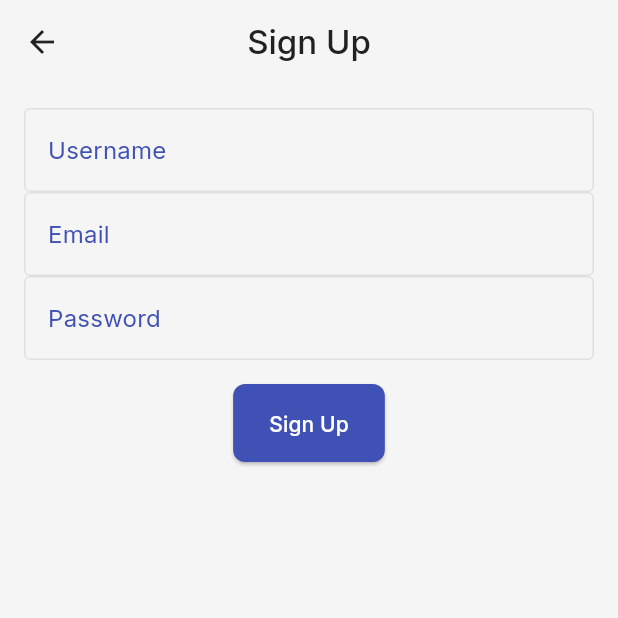
After one commit to sayanlp99/shelfsync, a Flutter app: the screen it shows after launch, after a tap on an icon or button, on a phone screen of 412 x 824 dp, the top half of it. The commit adds this screen. Run offline on Flutter 3.47's test engine with Material 3 defaults, Android fonts, the phone set to English and light mode, and no system bars; our stand-ins replace google_fonts, parse_server_sdk_flutter; network calls fail.

Commit message:
feat: Implement authentication flow with login and signup pages
- Added AuthService and AuthController for managing user authentication.
- Created LoginPage and SignUpPage for user login and registration.
- Integrated Parse Server SDK for backend communication.
- Updated main.dart to initialize Parse and determine user session state.
- Implemented DashboardPage with logout functionality.
- Enhanced theme with light and dark modes using Google Fonts.
- Updated pubspec.yaml and pubspec.lock for new dependencies.

```diff
--- /dev/null
+++ b/lib/auth/auth_controller.dart
@@ -0,0 +1,40 @@
+import 'package:flutter/material.dart';
+import 'auth_service.dart';
+
+class AuthController extends ChangeNotifier {
+  final AuthService _authService = AuthService();
+  bool _isAuthenticated = false;
+
+  bool get isAuthenticated => _isAuthenticated;
+
+  Future<void> login(String username, String password) async {
+    try {
+      await _authService.login(username, password);
+      _isAuthenticated = true;
+      notifyListeners();
+    } catch (e) {
+      rethrow;
+    }
+  }
+
+  Future<void> signUp(String username, String password, String email) async {
+    try {
+      await _authService.signUp(username, password, email);
+      _isAuthenticated = true;
+      notifyListeners();
+    } catch (e) {
+      rethrow;
+    }
+  }
+
+  Future<void> logout() async {
+    await _authService.logout();
+    _isAuthenticated = false;
+    notifyListeners();
+  }
+
+  Future<void> checkAuthStatus() async {
+    _isAuthenticated = await _authService.hasUserLoggedIn();
+    notifyListeners();
+  }
+}
--- /dev/null
+++ b/lib/auth/login_page.dart
@@ -0,0 +1,85 @@
+// login_page.dart
+import 'package:flutter/material.dart';
+import 'auth_controller.dart';
+import 'signup_page.dart';
+import '../dashboard_page.dart';
+
+class LoginPage extends StatefulWidget {
+  const LoginPage({super.key});
+
+  @override
+  State<LoginPage> createState() => _LoginPageState();
+}
+
+class _LoginPageState extends State<LoginPage> {
+  final AuthController _authController = AuthController();
+  final TextEditingController _usernameController = TextEditingController();
+  final TextEditingController _passwordController = TextEditingController();
+  bool _isLoading = false;
+
+  void _login() async {
+    setState(() => _isLoading = true);
+    try {
+      await _authController.login(
+        _usernameController.text.trim(),
+        _passwordController.text.trim(),
+      );
+      if (_authController.isAuthenticated) {
+        if (!mounted) return;
+        Navigator.pushReplacement(
+          context,
+          MaterialPageRoute(builder: (_) => const DashboardPage()),
+        );
+      }
+    } catch (e) {
+      showDialog(
+        context: context,
+        builder:
+            (_) => AlertDialog(
+              title: const Text('Login Failed'),
+              content: Text(e.toString()),
+            ),
+      );
+    } finally {
+      if (mounted) setState(() => _isLoading = false);
+    }
+  }
+
+  void _navigateToSignUp() {
+    Navigator.push(
+      context,
+      MaterialPageRoute(builder: (_) => const SignUpPage()),
+    );
+  }
+
+  @override
+  Widget build(BuildContext context) {
+    return Scaffold(
+      appBar: AppBar(title: const Text('Login')),
+      body: Padding(
+        padding: const EdgeInsets.all(16),
+        child: Column(
+          children: [
+            TextField(
+              controller: _usernameController,
+              decoration: const InputDecoration(labelText: 'Username'),
+            ),
+            TextField(
+              controller: _passwordController,
+              decoration: const InputDecoration(labelText: 'Password'),
+              obscureText: true,
+            ),
+            const SizedBox(height: 16),
+            _isLoading
+                ? const Center(child: CircularProgressIndicator())
+                : ElevatedButton(onPressed: _login, child: const Text('Login')),
+            TextButton(
+              onPressed: _navigateToSignUp,
+              child: const Text('Don\'t have an account? Sign up'),
+            ),
+          ],
+        ),
+      ),
+    );
+  }
+}
--- /dev/null
+++ b/lib/auth/signup_page.dart
@@ -0,0 +1,81 @@
+// signup_page.dart
+import 'package:flutter/material.dart';
+import 'auth_controller.dart';
+import '../dashboard_page.dart';
+
+class SignUpPage extends StatefulWidget {
+  const SignUpPage({super.key});
+
+  @override
+  State<SignUpPage> createState() => _SignUpPageState();
+}
+
+class _SignUpPageState extends State<SignUpPage> {
+  final AuthController _authController = AuthController();
+  final TextEditingController _usernameController = TextEditingController();
+  final TextEditingController _emailController = TextEditingController();
+  final TextEditingController _passwordController = TextEditingController();
+  bool _isLoading = false;
+
+  void _signUp() async {
+    setState(() => _isLoading = true);
+    try {
+      await _authController.signUp(
+        _usernameController.text.trim(),
+        _passwordController.text.trim(),
+        _emailController.text.trim(),
+      );
+      if (_authController.isAuthenticated) {
+        Navigator.pushReplacement(
+          context,
+          MaterialPageRoute(builder: (_) => const DashboardPage()),
+        );
+      }
+    } catch (e) {
+      showDialog(
+        context: context,
+        builder:
+            (_) => AlertDialog(
+              title: const Text('Signup Failed'),
+              content: Text(e.toString()),
+            ),
+      );
+    } finally {
+      if (mounted) setState(() => _isLoading = false);
+    }
+  }
+
+  @override
+  Widget build(BuildContext context) {
+    return Scaffold(
+      appBar: AppBar(title: const Text('Sign Up')),
+      body: Padding(
+        padding: const EdgeInsets.all(16),
+        child: Column(
+          children: [
+            TextField(
+              controller: _usernameController,
+              decoration: const InputDecoration(labelText: 'Username'),
+            ),
+            TextField(
+              controller: _emailController,
+              decoration: const InputDecoration(labelText: 'Email'),
+            ),
+            TextField(
+              controller: _passwordController,
+              decoration: const InputDecoration(labelText: 'Password'),
+              obscureText: true,
+            ),
+            const SizedBox(height: 16),
+            _isLoading
+                ? const Center(child: CircularProgressIndicator())
+                : ElevatedButton(
+                  onPressed: _signUp,
+                  child: const Text('Sign Up'),
+                ),
+          ],
+        ),
+      ),
+    );
+  }
+}
--- a/lib/main.dart
+++ b/lib/main.dart
@@ -1,122 +1,46 @@
 import 'package:flutter/material.dart';
+import 'package:parse_server_sdk_flutter/parse_server_sdk_flutter.dart';
+import 'package:shelfsync/theme/shelf_sync_theme.dart';
+import 'auth/login_page.dart';
+import 'dashboard_page.dart';
 
-void main() {
-  runApp(const MyApp());
+void main() async {
+  WidgetsFlutterBinding.ensureInitialized();
+
+  const keyApplicationId = 'JcHrABhMGliwxoKzBPdGCRWmI7ifC7CXorQeXkG9';
+  const keyClientKey = 'mPbVyWZ8jRfpTeTUs9Qh9IR7jrKugb1rBI6tnWYx';
+  const keyParseServerUrl = 'https://parseapi.back4app.com';
+
+  await Parse().initialize(
+    keyApplicationId,
+    keyParseServerUrl,
+    clientKey: keyClientKey,
+    autoSendSessionId: true,
+    debug: true,
+  );
+
+  final currentUser = await ParseUser.currentUser() as ParseUser?;
+  final sessionIsValid =
+      currentUser != null &&
+      (await ParseUser.getCurrentUserFromServer(
+        currentUser.sessionToken!,
+      ))!.success;
+
+  runApp(MyApp(isLoggedIn: sessionIsValid));
 }
 
 class MyApp extends StatelessWidget {
-  const MyApp({super.key});
+  final bool isLoggedIn;
+  const MyApp({super.key, required this.isLoggedIn});
 
-  // This widget is the root of your application.
   @override
   Widget build(BuildContext context) {
     return MaterialApp(
-      title: 'Flutter Demo',
-      theme: ThemeData(
-        // This is the theme of your application.
-        //
-        // TRY THIS: Try running your application with "flutter run". You'll see
-        // the application has a purple toolbar. Then, without quitting the app,
-        // try changing the seedColor in the colorScheme below to Colors.green
-        // and then invoke "hot reload" (save your changes or press the "hot
-        // reload" button in a Flutter-supported IDE, or press "r" if you used
-        // the command line to start the app).
-        //
-        // Notice that the counter didn't reset back to zero; the application
-        // state is not lost during the reload. To reset the state, use hot
-        // restart instead.
-        //
-        // This works for code too, not just values: Most code changes can be
-        // tested with just a hot reload.
-        colorScheme: ColorScheme.fromSeed(seedColor: Colors.deepPurple),
-      ),
-      home: const MyHomePage(title: 'Flutter Demo Home Page'),
+      title: 'ShelfSync',
+      theme: lightTheme,
+      darkTheme: darkTheme,
+      themeMode: ThemeMode.system,
+      home: isLoggedIn ? const DashboardPage() : const LoginPage(),
     );
   }
 }
-
-class MyHomePage extends StatefulWidget {
-  const MyHomePage({super.key, required this.title});
-
-  // This widget is the home page of your application. It is stateful, meaning
-  // that it has a State object (defined below) that contains fields that affect
-  // how it looks.
-
-  // This class is the configuration for the state. It holds the values (in this
-  // case the title) provided by the parent (in this case the App widget) and
-  // used by the build method of the State. Fields in a Widget subclass are
-  // always marked "final".
-
-  final String title;
-
-  @override
-  State<MyHomePage> createState() => _MyHomePageState();
-}
-
-class _MyHomePageState extends State<MyHomePage> {
-  int _counter = 0;
-
-  void _incrementCounter() {
-    setState(() {
-      // This call to setState tells the Flutter framework that something has
-      // changed in this State, which causes it to rerun the build method below
-      // so that the display can reflect the updated values. If we changed
-      // _counter without calling setState(), then the build method would not be
-      // called again, and so nothing would appear to happen.
-      _counter++;
-    });
-  }
-
-  @override
-  Widget build(BuildContext context) {
-    // This method is rerun every time setState is called, for instance as done
-    // by the _incrementCounter method above.
-    //
-    // The Flutter framework has been optimized to make rerunning build methods
-    // fast, so that you can just rebuild anything that needs updating rather
-    // than having to individually change instances of widgets.
-    return Scaffold(
-      appBar: AppBar(
-        // TRY THIS: Try changing the color here to a specific color (to
-        // Colors.amber, perhaps?) and trigger a hot reload to see the AppBar
-        // change color while the other colors stay the same.
-        backgroundColor: Theme.of(context).colorScheme.inversePrimary,
-        // Here we take the value from the MyHomePage object that was created by
-        // the App.build method, and use it to set our appbar title.
-        title: Text(widget.title),
-      ),
-      body: Center(
-        // Center is a layout widget. It takes a single child and positions it
-        // in the middle of the parent.
-        child: Column(
-          // Column is also a layout widget. It takes a list of children and
-          // arranges them vertically. By default, it sizes itself to fit its
-          // children horizontally, and tries to be as tall as its parent.
-          //
-          // Column has various properties to control how it sizes itself and
-          // how it positions its children. Here we use mainAxisAlignment to
-          // center the children vertically; the main axis here is the vertical
-          // axis because Columns are vertical (the cross axis would be
-          // horizontal).
-          //
-          // TRY THIS: Invoke "debug painting" (choose the "Toggle Debug Paint"
-          // action in the IDE, or press "p" in the console), to see the
-          // wireframe for each widget.
-          mainAxisAlignment: MainAxisAlignment.center,
-          children: <Widget>[
-            const Text('You have pushed the button this many times:'),
-            Text(
-              '$_counter',
-              style: Theme.of(context).textTheme.headlineMedium,
-            ),
-          ],
-        ),
-      ),
-      floatingActionButton: FloatingActionButton(
-        onPressed: _incrementCounter,
-        tooltip: 'Increment',
-        child: const Icon(Icons.add),
-      ), // This trailing comma makes auto-formatting nicer for build methods.
-    );
-  }
-}
--- /dev/null
+++ b/lib/theme/shelf_sync_theme.dart
@@ -0,0 +1,247 @@
+import 'package:flutter/material.dart';
+import 'package:google_fonts/google_fonts.dart';
+
+const Color _primaryColor = Color(0xFF3F51B5);
+const Color _primaryLight = Color(0xFF7986CB);
+const Color _primaryDark = Color(0xFF303F9F);
+const Color _secondaryColor = Color(0xFF009688);
+const Color _secondaryLight = Color(0xFF4DB6AC);
+const Color _secondaryDark = Color(0xFF00796B);
+const Color _tertiaryColor = Color(0xFFE91E63);
+const Color _tertiaryLight = Color(0xFFF06292);
+const Color _tertiaryDark = Color(0xFFC2185B);
+const Color _neutralLight = Color(0xFFF5F5F5);
+const Color _neutralDark = Color(0xFF212121);
+const Color _neutralVariant = Color(0xFFE0E0E0);
+
+final TextTheme _textTheme = TextTheme(
+  displayLarge: GoogleFonts.inter(
+    fontSize: 57,
+    fontWeight: FontWeight.w400,
+    letterSpacing: -0.25,
+    height: 1.25,
+  ),
+  displayMedium: GoogleFonts.inter(
+    fontSize: 45,
+    fontWeight: FontWeight.w400,
+    letterSpacing: 0,
+    height: 1.25,
+  ),
+  displaySmall: GoogleFonts.inter(
+    fontSize: 36,
+    fontWeight: FontWeight.w400,
+    letterSpacing: 0,
+    height: 1.3,
+  ),
+  headlineLarge: GoogleFonts.inter(
+    fontSize: 32,
+    fontWeight: FontWeight.w400,
+    letterSpacing: 0,
+    height: 1.4,
+  ),
+  headlineMedium: GoogleFonts.inter(
+    fontSize: 28,
+    fontWeight: FontWeight.w400,
+    letterSpacing: 0,
+    height: 1.4,
+  ),
+  headlineSmall: GoogleFonts.inter(
+    fontSize: 24,
+    fontWeight: FontWeight.w400,
+    letterSpacing: 0,
+    height: 1.33,
+  ),
+  titleLarge: GoogleFonts.inter(
+    fontSize: 22,
+    fontWeight: FontWeight.w500,
+    letterSpacing: 0,
+    height: 1.27,
+  ),
+  titleMedium: GoogleFonts.inter(
+    fontSize: 16,
+    fontWeight: FontWeight.w500,
+    letterSpacing: 0.15,
+    height: 1.5,
+  ),
+  titleSmall: GoogleFonts.inter(
+    fontSize: 14,
+    fontWeight: FontWeight.w500,
+    letterSpacing: 0.1,
+    height: 1.4,
+  ),
+  bodyLarge: GoogleFonts.inter(
+    fontSize: 16,
+    fontWeight: FontWeight.w400,
+    letterSpacing: 0.15,
+    height: 1.5,
+  ),
+  bodyMedium: GoogleFonts.inter(
+    fontSize: 14,
+    fontWeight: FontWeight.w400,
+    letterSpacing: 0.25,
+    height: 1.4,
+  ),
+  bodySmall: GoogleFonts.inter(
+    fontSize: 12,
+    fontWeight: FontWeight.w400,
+    letterSpacing: 0.4,
+    height: 1.33,
+  ),
+  labelLarge: GoogleFonts.inter(
+    fontSize: 14,
+    fontWeight: FontWeight.w500,
+    letterSpacing: 0.1,
+    height: 1.4,
+  ),
+  labelMedium: GoogleFonts.inter(
+    fontSize: 12,
+    fontWeight: FontWeight.w500,
+    letterSpacing: 0.5,
+    height: 1.66,
+  ),
+  labelSmall: GoogleFonts.inter(
+    fontSize: 11,
+    fontWeight: FontWeight.w500,
+    letterSpacing: 0.5,
+    height: 1.45,
+  ),
+);
+
+final ThemeData lightTheme = ThemeData(
+  useMaterial3: true,
+  colorScheme: const ColorScheme(
+    brightness: Brightness.light,
+    primary: _primaryColor,
+    onPrimary: Colors.white,
+    primaryContainer: _primaryLight,
+    onPrimaryContainer: _primaryDark,
+    secondary: _secondaryColor,
+    onSecondary: Colors.white,
+    secondaryContainer: _secondaryLight,
+    onSecondaryContainer: _secondaryDark,
+    tertiary: _tertiaryColor,
+    onTertiary: Colors.white,
+    tertiaryContainer: _tertiaryLight,
+    onTertiaryContainer: _tertiaryDark,
+    background: _neutralLight,
+    onBackground: _neutralDark,
+    surface: _neutralLight,
+    onSurface: _neutralDark,
+    error: Colors.red,
+    onError: Colors.white,
+    outline: _neutralVariant,
+  ),
+  textTheme: _textTheme,
+  inputDecorationTheme: const InputDecorationTheme(
+    border: OutlineInputBorder(),
+    focusedBorder: OutlineInputBorder(
+      borderSide: BorderSide(color: _primaryColor),
+    ),
+    labelStyle: TextStyle(color: _primaryColor),
+    floatingLabelStyle: TextStyle(color: _primaryColor),
+  ),
+  elevatedButtonTheme: ElevatedButtonThemeData(
+    style: ElevatedButton.styleFrom(
+      backgroundColor: _primaryColor,
+      foregroundColor: Colors.white,
+      textStyle: _textTheme.labelLarge,
+      padding: const EdgeInsets.symmetric(horizontal: 24, vertical: 16),
+      shape: RoundedRectangleBorder(borderRadius: BorderRadius.circular(8)),
+    ),
+  ),
+  cardTheme: CardTheme(
+    color: _neutralLight,
+    elevation: 2,
+    shape: RoundedRectangleBorder(borderRadius: BorderRadius.circular(12)),
+  ),
+  dialogTheme: DialogTheme(
+    backgroundColor: _neutralLight,
+    shape: RoundedRectangleBorder(borderRadius: BorderRadius.circular(12)),
+  ),
+  appBarTheme: const AppBarTheme(
+    backgroundColor: _neutralLight,
+    foregroundColor: _neutralDark,
+    elevation: 0,
+    centerTitle: true,
+  ),
+  bottomNavigationBarTheme: const BottomNavigationBarThemeData(
+    backgroundColor: _neutralLight,
+    selectedItemColor: _primaryColor,
+    unselectedItemColor: Colors.grey,
+    showSelectedLabels: true,
+    showUnselectedLabels: true,
+    selectedLabelStyle: TextStyle(fontSize: 12),
+    unselectedLabelStyle: TextStyle(fontSize: 12),
+  ),
+);
+
+final ThemeData darkTheme = ThemeData(
+  useMaterial3: true,
+  colorScheme: const ColorScheme(
+    brightness: Brightness.dark,
+    primary: _primaryColor,
+    onPrimary: Colors.white,
+    primaryContainer: _primaryDark,
+    onPrimaryContainer: _primaryLight,
+    secondary: _secondaryColor,
+    onSecondary: Colors.white,
+    secondaryContainer: _secondaryDark,
+    onSecondaryContainer: _secondaryLight,
+    tertiary: _tertiaryColor,
+    onTertiary: Colors.white,
+    tertiaryContainer: _tertiaryDark,
+    onTertiaryContainer: _tertiaryLight,
+    background: _neutralDark,
+    onBackground: _neutralLight,
+    surface: _neutralDark,
+    onSurface: _neutralLight,
+    error: Colors.red,
+    onError: Colors.white,
+    outline: _neutralVariant,
+  ),
+  textTheme: _textTheme.apply(
+    bodyColor: _neutralLight,
+    displayColor: _neutralLight,
+  ),
+  inputDecorationTheme: const InputDecorationTheme(
+    border: OutlineInputBorder(),
+    focusedBorder: OutlineInputBorder(
+      borderSide: BorderSide(color: _primaryColor),
+    ),
+    labelStyle: TextStyle(color: _primaryColor),
+    floatingLabelStyle: TextStyle(color: _primaryColor),
+  ),
+  elevatedButtonTheme: ElevatedButtonThemeData(
+    style: ElevatedButton.styleFrom(
+      backgroundColor: _primaryColor,
+      foregroundColor: Colors.white,
+      textStyle: _textTheme.labelLarge,
+      padding: const EdgeInsets.symmetric(horizontal: 24, vertical: 16),
+      shape: RoundedRectangleBorder(borderRadius: BorderRadius.circular(8)),
+    ),
+  ),
+  cardTheme: CardTheme(
+    color: _neutralDark,
+    elevation: 2,
+    shape: RoundedRectangleBorder(borderRadius: BorderRadius.circular(12)),
+  ),
+  dialogTheme: DialogTheme(
+    backgroundColor: _neutralDark,
+    shape: RoundedRectangleBorder(borderRadius: BorderRadius.circular(12)),
+  ),
+  appBarTheme: AppBarTheme(
+    backgroundColor: _neutralDark,
+    foregroundColor: _neutralLight,
+    elevation: 0,
+    centerTitle: true,
+  ),
+  bottomNavigationBarTheme: BottomNavigationBarThemeData(
+    backgroundColor: _neutralDark,
+    selectedItemColor: _primaryColor,
+    unselectedItemColor: Colors.grey,
+    showSelectedLabels: true,
+    showUnselectedLabels: true,
+    selectedLabelStyle: const TextStyle(fontSize: 12),
+    unselectedLabelStyle: const TextStyle(fontSize: 12),
+  ),
+);
--- a/pubspec.yaml
+++ b/pubspec.yaml
@@ -12,6 +12,8 @@ dependencies:
   flutter:
     sdk: flutter
   cupertino_icons: ^1.0.8
+  parse_server_sdk_flutter: ^9.0.0
+  google_fonts: ^4.0.4
 
 dev_dependencies:
   flutter_test:
```
Also changed, not shown: lib/auth/auth_service.dart (added, +45 -0 lines), lib/dashboard_page.dart (added, +40 -0 lines), pubspec.lock, 1 other file.
